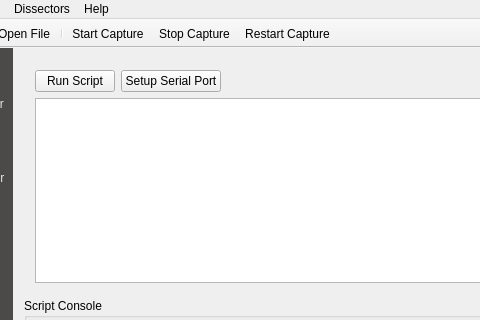
Above: ui/mainwindow.ui from samkearney/ETCDmxTool before the change; both pictures show x 87 to 567 and y 0 to 320 of the 1067 by 840 pixel window. Below: the same form after it.
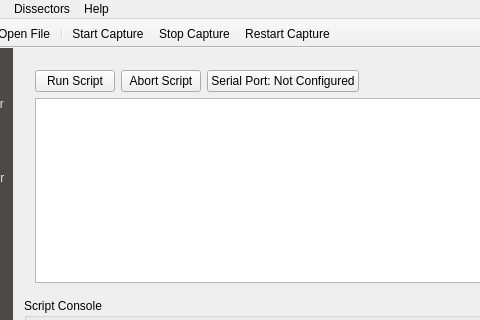
That is the form after the change. Icons and pictures are not drawn. Custom widgets are drawn as their Qt base class.

Commit message: Add Serial Port support for Scripting

What changed in the file:
```diff
--- a/ui/mainwindow.ui
+++ b/ui/mainwindow.ui
@@ -1291,10 +1291,17 @@
                 </property>
                </widget>
               </item>
+              <item>
+               <widget class="QPushButton" name="btnAbortScript">
+                <property name="text">
+                 <string>Abort Script</string>
+                </property>
+               </widget>
+              </item>
               <item>
                <widget class="QPushButton" name="btnSerialSetup">
                 <property name="text">
-                 <string>Setup Serial Port</string>
+                 <string>Serial Port: Not Configured</string>
                 </property>
                </widget>
               </item>
```
The commit also changes 8 other files.
